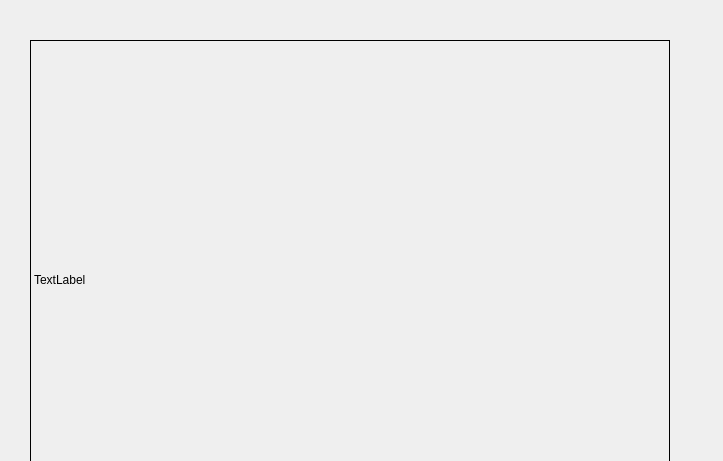
First picture: the form in ui/main_window.ui, repository mkdir-sweetiepie/realsense_test, before the edit.
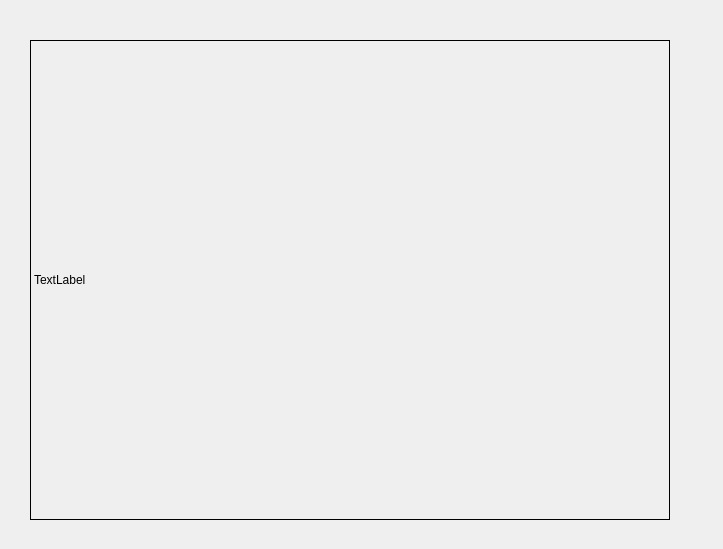
Second picture: the form after the edit. Icons and pictures are not drawn.

What changed in the file:
```diff
--- a/ui/main_window.ui
+++ b/ui/main_window.ui
@@ -7,7 +7,7 @@
     <x>0</x>
     <y>0</y>
     <width>723</width>
-    <height>461</height>
+    <height>549</height>
    </rect>
   </property>
   <property name="windowTitle">
```
